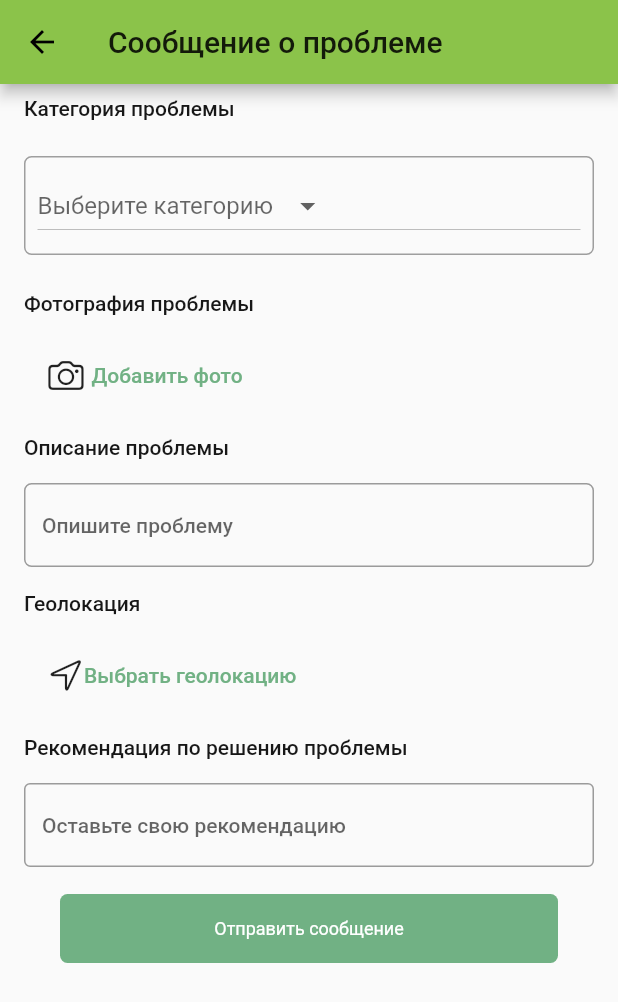
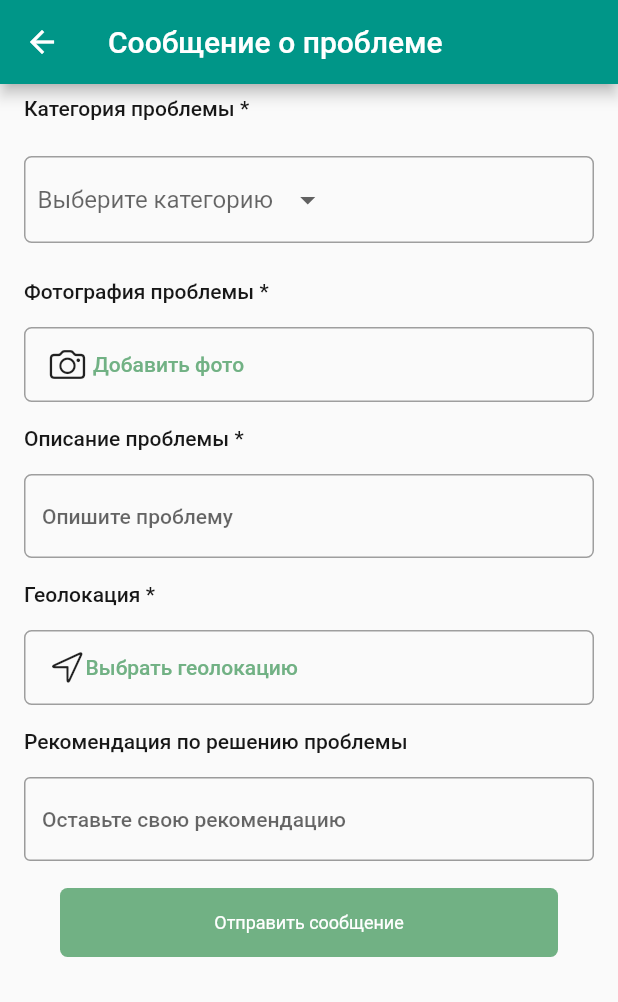
Before and after one commit to juliacores/UrbanFeedback, a Flutter app: the Forma screen opened directly, on a phone screen of 412 x 824 dp. Shown: the top 1002 px of the screen. Run offline on Flutter 3.47's test engine with Material 2 defaults, Android fonts, the phone set to English and light mode, and no system bars; our stand-ins replace firebase_core, firebase_database, firebase_storage, image_picker; missing offline and left inert: place_picker; accounts and stored records are empty.

Commit message:
some changes

```diff
--- a/lib/constants.dart
+++ b/lib/constants.dart
@@ -1,39 +1,59 @@
 import 'package:flutter/material.dart';
 
 import "package:flutter/material.dart";
-class Constants{
-  static Color accent =Color.fromRGBO(113, 177, 132, 1);
-  static Color black= Color.fromRGBO(23, 23, 23, 1);
-  static Color background=Color.fromRGBO(249, 249, 249, 1);
-
-  get header=>TextStyle(
-    fontSize:28,
-    color: black,
-    fontWeight: FontWeight.w800,);
-
-  get subheader=>TextStyle(
-    fontSize:17,
-    color: black,
-    fontWeight: FontWeight.w600,);
-
-  get maintext=>TextStyle(
-    fontSize:14,
-    color: black,
-    fontWeight: FontWeight.w500,);
-
-  get buttontext=>TextStyle(
-    fontSize:12,
-    color: Colors.white,
-    fontWeight: FontWeight.w400,);
-
-  get accenttext=>TextStyle(
-    fontSize:14,
-    color: accent,
-    fontWeight: FontWeight.w500,);
 
 
-  get menu=>TextStyle(
-    fontSize:10,
-    color: black,
-    fontWeight: FontWeight.w400,);
+AppBar emptyAppBar() {
+  return AppBar(
+    toolbarHeight: 0,
+    elevation: 0,
+    backgroundColor: Colors.white,
+    //foregroundColor: Colors.white,
+    shadowColor: Colors.white,
+  );
 }
+
+class Constants {
+  static Color accent = Color.fromRGBO(113, 177, 132, 1);
+  static Color black = Color.fromRGBO(23, 23, 23, 1);
+  static Color background = Color.fromRGBO(249, 249, 249, 1);
+
+
+  //static MaterialColor main = MaterialColor(1,{1:Color.fromRGBO(113, 177, 132, 1)});
+
+  get header => TextStyle(
+        fontSize: 28,
+        color: black,
+        fontWeight: FontWeight.w800,
+      );
+
+  get subheader => TextStyle(
+        fontSize: 17,
+        color: black,
+        fontWeight: FontWeight.w600,
+      );
+
+  get maintext => TextStyle(
+        fontSize: 14,
+        color: black,
+        fontWeight: FontWeight.w500,
+      );
+
+  get buttontext => TextStyle(
+        fontSize: 12,
+        color: Colors.white,
+        fontWeight: FontWeight.w400,
+      );
+
+  get accenttext => TextStyle(
+        fontSize: 14,
+        color: accent,
+        fontWeight: FontWeight.w500,
+      );
+
+  get menu => TextStyle(
+        fontSize: 10,
+        color: black,
+        fontWeight: FontWeight.w400,
+      );
+}
--- a/lib/form.dart
+++ b/lib/form.dart
@@ -13,6 +13,13 @@ import 'package:image_picker/image_picker.dart';
 import 'package:place_picker/place_picker.dart';
 
 import 'constants.dart';
+
+String problem = '',
+    recomendation = '',
+    category = '',
+    fotopath = '',
+    location = '';
+bool errorP = false, errorC = false, errorF = false, errorL = false;
 
 class Forma extends StatefulWidget {
 
@@ -48,6 +55,7 @@ class _FormaState extends State<Forma> {
       if (pickedFile != null) {
         _image = File(pickedFile.path);
         fotopath = _image.path;
+        errorF=false;
         print('image ' + fotopath);
       } else {
         print('No image selected.');
@@ -55,8 +63,22 @@ class _FormaState extends State<Forma> {
     });
   }
 
+  showPlacePicker() async {
+    LocationResult result = await Navigator.of(context).push(MaterialPageRoute(
+        builder: (context) =>
+            PlacePicker("AIzaSyBgmBTDkqf69_PerM7j-nkgM0_mVM0OnTM",displayLocation: LatLng(59.939207, 30.315374),)));
+
+    // Handle the result in your way
+    print('location ' + result.toString());
+    print('location.formattedAddress ' + result.formattedAddress);
+    setState(() {
+      location = result.formattedAddress;
+      errorL=false;
+    });
+  }
+
   Proverka() {
-    if (problem == null) {
+    if (problem == '') {
       print('No problem');
       setState(() {
         errorP = true;
@@ -65,7 +87,7 @@ class _FormaState extends State<Forma> {
       setState(() {
         errorP = false;
       });
-    if (category == null) {
+    if (category == '') {
       print('No category');
       setState(() {
         errorC = true;
@@ -74,7 +96,7 @@ class _FormaState extends State<Forma> {
       setState(() {
         errorC = false;
       });
-    if (fotopath == null) {
+    if (fotopath == '') {
       print('No fotopath');
       setState(() {
         errorF = true;
@@ -83,16 +105,20 @@ class _FormaState extends State<Forma> {
       setState(() {
         errorF = false;
       });
-    if (location == null) {
+    if (location == '') {
       print('No location');
       setState(() {
-        //errorL = true;
+        errorL = true;
       });
     } else
       setState(() {
         errorL = false;
       });
-    if (errorP && errorC && errorF && errorL)
+    print('errorP = ' + errorP.toString());
+    print('errorC = ' + errorC.toString());
+    print('errorF = ' + errorF.toString());
+    print('errorL = ' + errorL.toString());
+    if (errorP || errorC || errorF || errorL)
       return;
     else
       SendData();
@@ -107,14 +133,14 @@ class _FormaState extends State<Forma> {
         body: SafeArea(
           child: ListView(
             children: [
-              Question('Категория проблемы'),
+              Question('Категория проблемы *'),
               Category(),
-              Question('Фотография проблемы'),
+              Question('Фотография проблемы *'),
               Foto(getImage),
-              Question('Описание проблемы'),
+              Question('Описание проблемы *'),
               TextInput1(),
-              Question('Геолокация'),
-              Location(),
+              Question('Геолокация *'),
+              Location(showPlacePicker),
               Question('Рекомендация по решению проблемы'),
               TextInput2(),
               Send(Proverka)
@@ -130,7 +156,7 @@ void SendData() async {
   print('firebase connected');
 
   String name = fotopath.split('/').last;
-  print('name '+name);
+  print('name ' + name);
   firebase_storage.Reference firebaseStorageRef =
       firebase_storage.FirebaseStorage.instance.ref().child('photos/$name');
   print('firebase storage inited');
@@ -140,8 +166,6 @@ void SendData() async {
   firebase_storage.UploadTask uploadTask =
       firebaseStorageRef.putFile(io.File(fotopath), metadata);
   print('upload task created');
-
-
 
   firebase_storage.TaskSnapshot taskSnapshot = await Future.value(uploadTask);
 
@@ -161,6 +185,7 @@ void SendData() async {
 
 class Foto extends StatelessWidget {
   Function getImage;
+
   Foto(Function getImage) {
     this.getImage = getImage;
   }
@@ -168,7 +193,14 @@ class Foto extends StatelessWidget {
   @override
   Widget build(BuildContext context) {
     return Container(
-        padding: EdgeInsets.only(left: 16, right: 16, top: 8, bottom: 8),
+        decoration: ShapeDecoration(
+          shape: RoundedRectangleBorder(
+              borderRadius: BorderRadius.circular(5),
+              side: BorderSide(
+                color: errorF ? Colors.red : Colors.grey,
+              )),
+        ),
+        margin: EdgeInsets.only(left: 16, right: 16, top: 8, bottom: 8),
         child: FlatButton(
             onPressed: getImage,
             child: Row(
@@ -176,7 +208,9 @@ class Foto extends StatelessWidget {
                 Icon(CupertinoIcons.photo_camera),
                 Padding(
                     padding: EdgeInsets.only(left: 5),
-                    child: Text('Добавить фото', style: Constants().accenttext))
+                    child: Text(
+                        fotopath == '' ? 'Добавить фото' : 'Фото выбрано',
+                        style: Constants().accenttext))
               ],
             )));
   }
@@ -184,6 +218,7 @@ class Foto extends StatelessWidget {
 
 class Question extends StatelessWidget {
   String text;
+
   Question(String text) {
     this.text = text;
   }
@@ -212,10 +247,12 @@ class _TextInput1State extends State<TextInput1> {
           },
           style: Constants().maintext,
           decoration: InputDecoration(
-              border: OutlineInputBorder(
+              enabledBorder: OutlineInputBorder(
                   borderRadius: BorderRadius.circular(5),
                   borderSide:
                       BorderSide(color: errorP ? Colors.red : Colors.grey)),
+              border:
+                  OutlineInputBorder(borderRadius: BorderRadius.circular(5)),
               hintText: 'Опишите проблему'),
         ));
   }
@@ -250,17 +287,18 @@ class Category extends StatefulWidget {
 
 class _CategoryState extends State<Category> {
   String val = '';
+
   @override
   Widget build(BuildContext context) {
     return Container(
         margin: EdgeInsets.all(16),
-        padding: EdgeInsets.all(8),
+        padding: EdgeInsets.only(left: 8, right: 8, top: 4, bottom: 4),
         decoration: ShapeDecoration(
             shape: RoundedRectangleBorder(
                 borderRadius: BorderRadius.circular(5),
                 side: BorderSide(color: errorC ? Colors.red : Colors.grey))),
         child: DropdownButton<String>(
-          underline: null,
+          underline: Align(),
           hint: Text('Выберите категорию'),
           value: val == '' ? null : val,
           items: problems.map((String value) {
@@ -272,6 +310,7 @@ class _CategoryState extends State<Category> {
           onChanged: (String value) {
             category = value;
             setState(() {
+              errorC=false;
               val = value;
             });
           },
@@ -289,29 +328,34 @@ List<String> problems = <String>[
 ];
 
 class Location extends StatelessWidget {
-  void showPlacePicker(BuildContext context) async {
-    LocationResult result = await Navigator.of(context).push(MaterialPageRoute(
-        builder: (context) =>
-            PlacePicker("AIzaSyBgmBTDkqf69_PerM7j-nkgM0_mVM0OnTM")));
+  Function showPlacePicker;
 
-    // Handle the result in your way
-    print('location ' + result.toString());
-    print('location.formattedAddress ' + result.formattedAddress);
-    location = result.formattedAddress;
+  Location(Function function) {
+    this.showPlacePicker = function;
   }
 
   @override
   Widget build(BuildContext context) {
     return Container(
-        padding: EdgeInsets.only(left: 16, right: 16, top: 8, bottom: 8),
+        decoration: ShapeDecoration(
+          shape: RoundedRectangleBorder(
+              borderRadius: BorderRadius.circular(5),
+              side: BorderSide(
+                color: errorL ? Colors.red : Colors.grey,
+              )),
+        ),
+        margin: EdgeInsets.only(left: 16, right: 16, top: 8, bottom: 8),
         child: FlatButton(
-            onPressed: () {
-              showPlacePicker(context);
-            },
+            onPressed: showPlacePicker,
             child: Row(
               children: [
                 Icon(CupertinoIcons.location),
-                Text('Выбрать геолокацию', style: Constants().accenttext)
+                Expanded(
+                    child: Text(
+                        location == ''
+                            ? 'Выбрать геолокацию'
+                            : 'Выбранная локация: ' + location,
+                        style: Constants().accenttext))
               ],
             )));
   }
@@ -319,9 +363,11 @@ class Location extends StatelessWidget {
 
 class Send extends StatelessWidget {
   Function func;
+
   Send(Function func) {
     this.func = func;
   }
+
   @override
   Widget build(BuildContext context) {
     return InkWell(
@@ -337,6 +383,3 @@ class Send extends StatelessWidget {
             child: Text('Отправить сообщение', style: Constants().buttontext)));
   }
 }
-
-String problem, recomendation, category, fotopath, location;
-bool errorP = false, errorC = false, errorF = false, errorL = false;
```
Also changed, not shown: lib/main.dart (+12 -5 lines), 6 other files.
